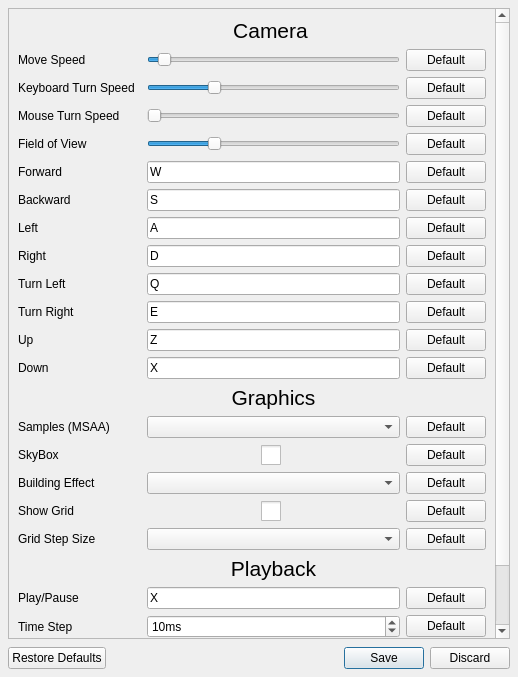
Above: src/window/settings/SettingsDialog.ui from usnistgov/NetSimulyzer before the change. Below: the same form after it.
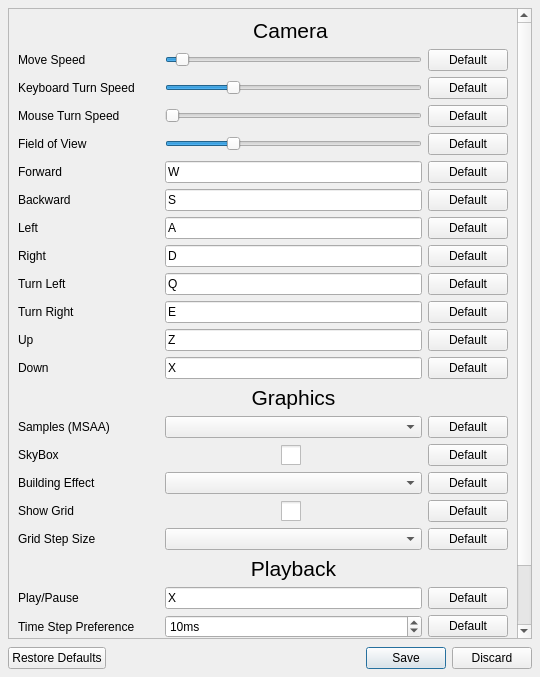
That is the form after the change. Custom widgets are drawn as their Qt base class.

Commit message:
Add time step preference & per session time steps
See: https://gitlab.nist.gov/gitlab/wnd-publicsafety/visualizer/NetSimulyzer/-/issues/114

See: https://gitlab.nist.gov/gitlab/wnd-publicsafety/visualizer/NetSimulyzer/-/issues/115

Diff of the .ui file:
```diff
--- a/src/window/settings/SettingsDialog.ui
+++ b/src/window/settings/SettingsDialog.ui
@@ -6,7 +6,7 @@
    <rect>
     <x>0</x>
     <y>0</y>
-    <width>518</width>
+    <width>540</width>
     <height>677</height>
    </rect>
   </property>
@@ -38,8 +38,8 @@
       <property name="geometry">
        <rect>
         <x>0</x>
-        <y>0</y>
-        <width>486</width>
+        <y>-171</y>
+        <width>508</width>
         <height>797</height>
        </rect>
       </property>
@@ -464,7 +464,7 @@
        <item row="22" column="0">
         <widget class="QLabel" name="labelTimeStep">
          <property name="text">
-          <string>Time Step</string>
+          <string>Time Step Preference</string>
          </property>
         </widget>
        </item>
```
The commit also changes 13 other files.
